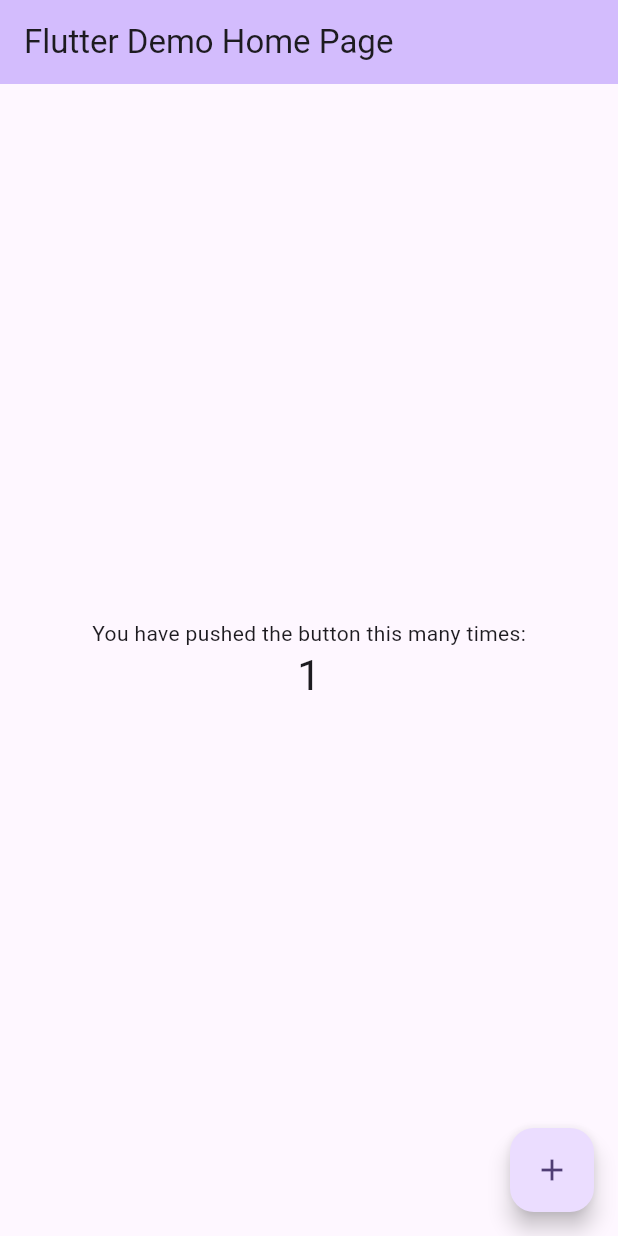
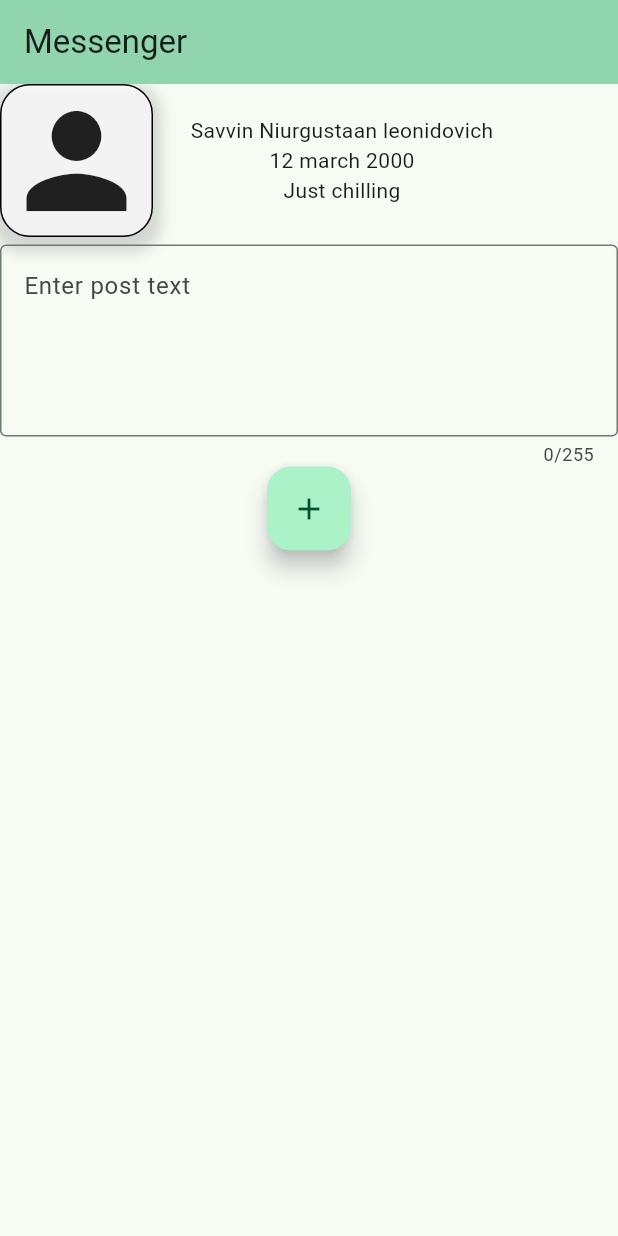
Before and after one commit to SavvinN/Savvin-Niurgustaan-Leonidovich, a Flutter app: the screen it shows after launch, after a tap on the "add" icon, on a phone screen of 412 x 824 dp. Run offline on Flutter 3.47's test engine with Material 3 defaults, Android fonts, the phone set to English and light mode, and no system bars.

Commit message:
Задание 3
Выполнена задание 3

```diff
--- a/lib/main.dart
+++ b/lib/main.dart
@@ -2,7 +2,6 @@ import 'package:flutter/material.dart';
 
 void main() {
   runApp(const MyApp());
-  print("Hello World");
 }
 
 class MyApp extends StatelessWidget {
@@ -15,34 +14,16 @@ class MyApp extends StatelessWidget {
       title: 'Flutter Demo',
       theme: ThemeData(
         // This is the theme of your application.
-        //
-        // TRY THIS: Try running your application with "flutter run". You'll see
-        // the application has a purple toolbar. Then, without quitting the app,
-        // try changing the seedColor in the colorScheme below to Colors.green
-        // and then invoke "hot reload" (save your changes or press the "hot
-        // reload" button in a Flutter-supported IDE, or press "r" if you used
-        // the command line to start the app).
-        //
-        // Notice that the counter didn't reset back to zero; the application
-        // state is not lost during the reload. To reset the state, use hot
-        // restart instead.
-        //
-        // This works for code too, not just values: Most code changes can be
-        // tested with just a hot reload.
-        colorScheme: ColorScheme.fromSeed(seedColor: Colors.deepPurple),
+        colorScheme: ColorScheme.fromSeed(seedColor: Colors.greenAccent),
         useMaterial3: true,
       ),
-      home: const MyHomePage(title: 'Flutter Demo Home Page'),
+      home: const MyHomePage(title: 'Messenger'),
     );
   }
 }
 
 class MyHomePage extends StatefulWidget {
   const MyHomePage({super.key, required this.title});
-
-  // This widget is the home page of your application. It is stateful, meaning
-  // that it has a State object (defined below) that contains fields that affect
-  // how it looks.
 
   // This class is the configuration for the state. It holds the values (in this
   // case the title) provided by the parent (in this case the App widget) and
@@ -56,71 +37,105 @@ class MyHomePage extends StatefulWidget {
 }
 
 class _MyHomePageState extends State<MyHomePage> {
-  int _counter = 0;
+  var myController = TextEditingController();
 
-  void _incrementCounter() {
+  List<Text> posts = [];
+
+  void _addNewPost() {
     setState(() {
-      // This call to setState tells the Flutter framework that something has
-      // changed in this State, which causes it to rerun the build method below
-      // so that the display can reflect the updated values. If we changed
-      // _counter without calling setState(), then the build method would not be
-      // called again, and so nothing would appear to happen.
-      _counter++;
+      if(myController.text.isNotEmpty)
+      {
+      posts.add(Text(myController.text));
+      }
     });
   }
 
   @override
   Widget build(BuildContext context) {
-    // This method is rerun every time setState is called, for instance as done
-    // by the _incrementCounter method above.
-    //
-    // The Flutter framework has been optimized to make rerunning build methods
-    // fast, so that you can just rebuild anything that needs updating rather
-    // than having to individually change instances of widgets.
     return Scaffold(
       appBar: AppBar(
-        // TRY THIS: Try changing the color here to a specific color (to
-        // Colors.amber, perhaps?) and trigger a hot reload to see the AppBar
-        // change color while the other colors stay the same.
         backgroundColor: Theme.of(context).colorScheme.inversePrimary,
-        // Here we take the value from the MyHomePage object that was created by
-        // the App.build method, and use it to set our appbar title.
         title: Text(widget.title),
       ),
-      body: Center(
-        // Center is a layout widget. It takes a single child and positions it
-        // in the middle of the parent.
+      body: SingleChildScrollView(
         child: Column(
-          // Column is also a layout widget. It takes a list of children and
-          // arranges them vertically. By default, it sizes itself to fit its
-          // children horizontally, and tries to be as tall as its parent.
-          //
-          // Column has various properties to control how it sizes itself and
-          // how it positions its children. Here we use mainAxisAlignment to
-          // center the children vertically; the main axis here is the vertical
-          // axis because Columns are vertical (the cross axis would be
-          // horizontal).
-          //
-          // TRY THIS: Invoke "debug painting" (choose the "Toggle Debug Paint"
-          // action in the IDE, or press "p" in the console), to see the
-          // wireframe for each widget.
-          mainAxisAlignment: MainAxisAlignment.center,
+          mainAxisAlignment: MainAxisAlignment.start,
           children: <Widget>[
-            const Text(
-              'You have pushed the button this many times:',
+            Row(
+              mainAxisAlignment: MainAxisAlignment.start,
+              children: <Widget>[
+                Container(
+                  decoration: BoxDecoration(
+                      color: Colors.white70,
+                      border: Border.all(
+                        color: Colors.black,
+                        width: 1,
+                      ),
+                      borderRadius: BorderRadius.circular(20),
+                      boxShadow: [
+                        BoxShadow(
+                          color: Colors.grey.withOpacity(0.4),
+                          spreadRadius: 5,
+                          blurRadius: 7,
+                          offset: const Offset(0, 5),
+                        )
+                      ]),
+                  child: const Icon(
+                    Icons.person,
+                    size: 100,
+                  ),
+                ),
+                const SizedBox(width: 25),
+                const Column(
+                  children: <Widget>[
+                    Text("Savvin Niurgustaan leonidovich"),
+                    Text("12 march 2000",),
+                    Text("Just chilling"),
+                  ],
+                ),
+
+              ],
             ),
-            Text(
-              '$_counter',
-              style: Theme.of(context).textTheme.headlineMedium,
+            const SizedBox(height: 5),
+            TextField(
+              controller: myController,
+              decoration: const InputDecoration(
+                border: OutlineInputBorder(),
+                hintText: 'Enter post text',
+              ),
+              maxLength: 255,
+              maxLines: 4,
             ),
+
+            FloatingActionButton(
+              onPressed: _addNewPost,
+              tooltip: 'Increment',
+              child: const Icon(Icons.add),
+            ),
+
+            for(var item in posts) Container(
+              decoration: BoxDecoration(
+                      color: Colors.white70,
+                      border: Border.all(
+                        color: Colors.black,
+                        width: 1,
+                      ),
+                      borderRadius: BorderRadius.circular(20),
+                      boxShadow: [
+                        BoxShadow(
+                          color: Colors.grey.withOpacity(0.4),
+                          spreadRadius: 5,
+                          blurRadius: 7,
+                          offset: const Offset(0, 5),
+                        )
+                      ]),
+              padding: const EdgeInsets.all(15),
+              margin: const EdgeInsets.fromLTRB(5,15,5,0),
+              alignment: Alignment.centerLeft,
+              child: item,)
           ],
         ),
       ),
-      floatingActionButton: FloatingActionButton(
-        onPressed: _incrementCounter,
-        tooltip: 'Increment',
-        child: const Icon(Icons.add),
-      ), // This trailing comma makes auto-formatting nicer for build methods.
     );
   }
 }
```
